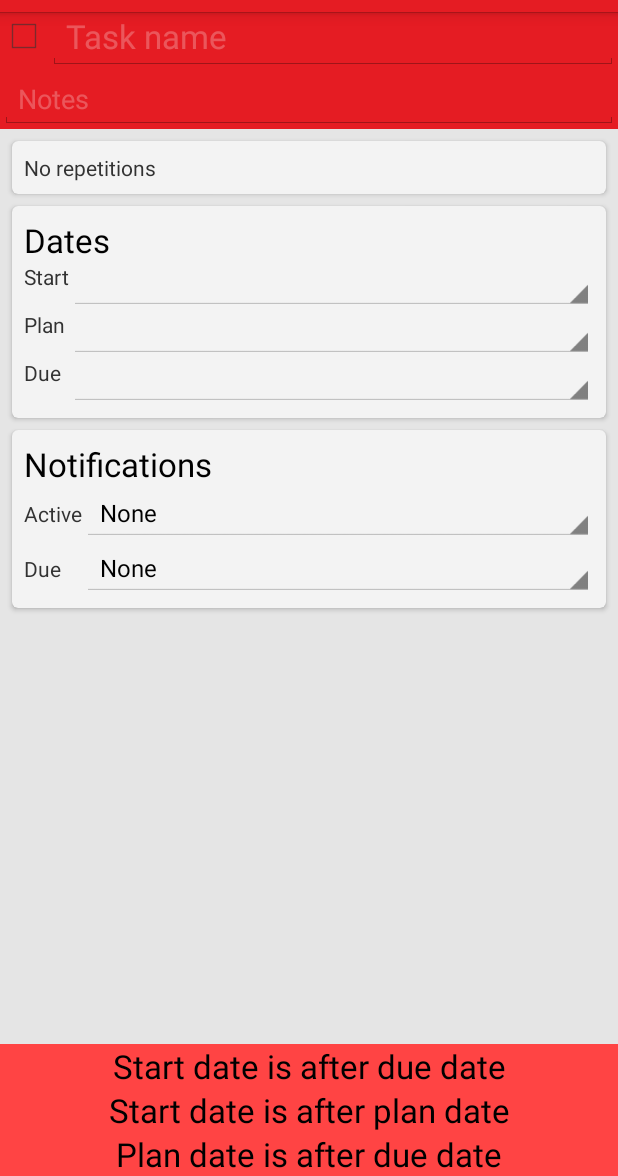
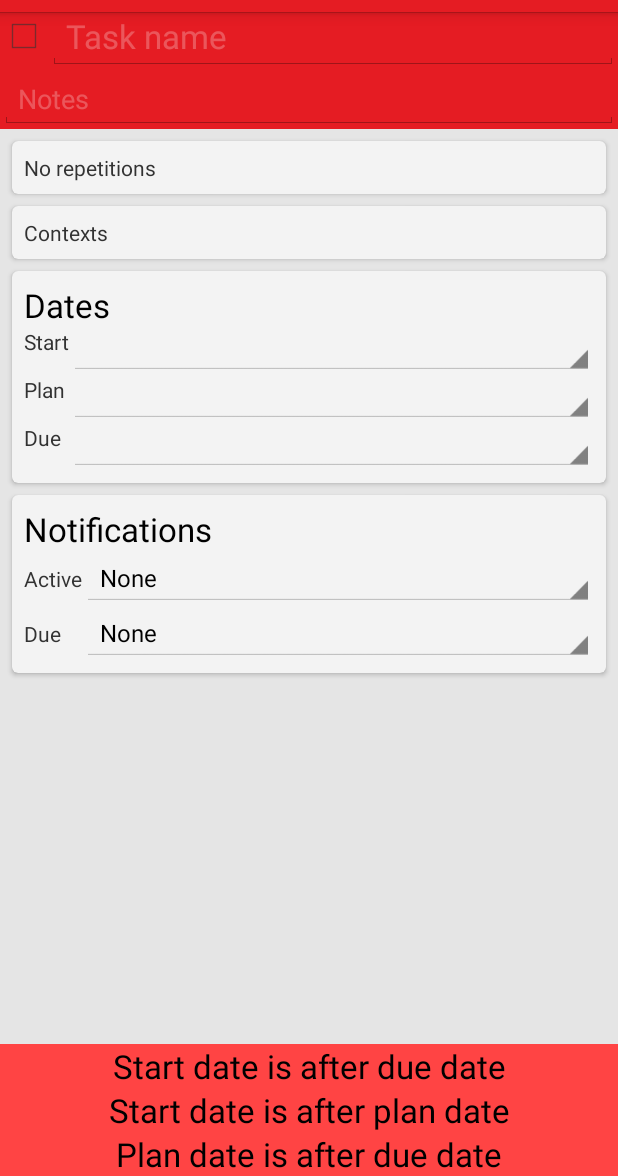
Before and after one commit to adamlopresto/GoDo, an Android app: the layout fragment_task_details.xml on its own in the app's theme, with its tools: preview values and no code run, on a phone screen of 412 x 824 dp, the part 60-1236 px from its top. Run offline under Robolectric (Android 15) with nearby library versions, the phone set to English and light mode, and no system bars.

Commit message:
More UI improvements

```diff
--- a/app/src/main/java/fake/domain/adamlopresto/godo/DateTimePicker.java
+++ b/app/src/main/java/fake/domain/adamlopresto/godo/DateTimePicker.java
@@ -14,6 +14,7 @@ import android.widget.CalendarView;
 import android.widget.DatePicker;
 import android.widget.LinearLayout;
 import android.widget.Spinner;
+import android.widget.TextView;
 import android.widget.TimePicker;
 
 import org.jetbrains.annotations.Nullable;
@@ -54,7 +55,7 @@ public class DateTimePicker extends LinearLayout {
     private Date date;
     private RepetitionRuleColumns column;
     private Spinner dateSpinner;
-    private Button timeButton;
+    private TextView timeButton;
     private OnDateChangeListener listener;
     private ArrayAdapter<DateHolder> adapter;
     private boolean hasTime;
@@ -91,7 +92,7 @@ public class DateTimePicker extends LinearLayout {
         inflater.inflate(R.layout.date_time_spinner, this, true);
 
         dateSpinner = (Spinner) getChildAt(0);
-        timeButton = (Button) getChildAt(1);
+        timeButton = (TextView) getChildAt(1);
 
         assert timeButton != null;
         timeButton.setText("No time");
--- a/app/src/main/res/layout/activity_repetition_rules_list.xml
+++ b/app/src/main/res/layout/activity_repetition_rules_list.xml
@@ -3,5 +3,5 @@
     android:id="@+id/container"
     android:layout_width="match_parent"
     android:layout_height="match_parent"
-    tools:context="fake.domain.adamlopresto.godo.RepetitionRulesListActivity"
+    tools:context="fake.domain.adamlopresto.godo.HistoryActivity"
     tools:ignore="MergeRootFrame" />
--- a/app/src/main/res/layout/date_time_spinner.xml
+++ b/app/src/main/res/layout/date_time_spinner.xml
@@ -7,11 +7,14 @@
         android:layout_height="wrap_content"
         android:layout_gravity="fill_horizontal" />
 
-    <Button
+    <TextView
         android:layout_width="fill_parent"
         android:layout_height="wrap_content"
         android:layout_gravity="fill_horizontal"
+        android:paddingLeft="12dp"
+        android:paddingRight="12dp"
+        android:textAppearance="@android:style/TextAppearance.Holo.Widget.TextView.SpinnerItem"
+        style="@android:style/Widget.Holo.Light.Spinner"
         android:visibility="gone" />
 
-
 </merge>
--- a/app/src/main/res/layout/fragment_task_details.xml
+++ b/app/src/main/res/layout/fragment_task_details.xml
@@ -58,6 +58,7 @@
         <LinearLayout
             android:layout_width="fill_parent"
             android:layout_height="wrap_content"
+            android:animateLayoutChanges="true"
             android:orientation="vertical">
 
             <RelativeLayout
@@ -111,44 +112,20 @@
                 android:layout_width="fill_parent"
                 android:layout_height="wrap_content"
                 android:layout_margin="8dp"
+                android:animateLayoutChanges="true"
                 card_view:cardCornerRadius="4dp"
                 >
 
-                <ViewFlipper
+                <LinearLayout
                     android:id="@+id/repetition_card"
-                    android:layout_width="fill_parent"
-                    android:layout_height="wrap_content"
-                    android:measureAllChildren="false"
-                    >
-
-
-                    <LinearLayout
                         android:layout_width="fill_parent"
                         android:layout_height="wrap_content"
-                        android:layout_margin="8dp"
                         android:orientation="vertical"
+                        android:animateLayoutChanges="true"
                         >
                     <TextView
-                        android:id="@+id/repetition_summary"
-                        android:layout_width="wrap_content"
-                        android:layout_height="wrap_content"
-                        tools:text="No repetitions"
-                        />
-                    <TextView
-                        android:id="@+id/instance_notes_ro"
-                        android:layout_width="wrap_content"
-                        android:layout_height="wrap_content"
+                        android:id="@+id/repetition_header"
                         android:visibility="gone"
-                        />
-                    </LinearLayout>
-
-                <LinearLayout
-                    android:layout_width="fill_parent"
-                    android:layout_height="wrap_content"
-                    android:orientation="vertical"
-                    >
-
-                    <TextView
                         android:text="@string/repetitions_header"
                         style="?android:attr/textAppearanceLarge"
                         android:layout_marginTop="8dp"
@@ -156,18 +133,17 @@
                         android:layout_marginRight="8dp"
                         android:layout_width="wrap_content"
                         android:layout_height="wrap_content"/>
-
                     <TextView
-                        android:id="@+id/repetition_summary2"
-                        android:layout_marginTop="8dp"
-                        android:layout_marginLeft="8dp"
-                        android:layout_marginRight="8dp"
+                        android:layout_margin="8dp"
+                        android:id="@+id/repetition_summary"
                         android:layout_width="wrap_content"
                         android:layout_height="wrap_content"
                         tools:text="No repetitions"
                         />
+
                     <TextView
                         android:id="@+id/repetition_list"
+                        android:visibility="gone"
                         android:layout_marginLeft="8dp"
                         android:layout_marginRight="8dp"
                         android:layout_width="wrap_content"
@@ -176,21 +152,24 @@
                         />
                     <EditText
                         android:id="@+id/instance_notes"
+                        android:visibility="gone"
                         android:layout_width="fill_parent"
                         android:layout_height="wrap_content"
-                        android:layout_marginLeft="8dp"
-                        android:layout_marginRight="8dp"
                         android:layout_marginBottom="8dp"
                         android:layout_gravity="fill_horizontal"
                         android:hint="@string/instance_notes_label"
                         android:inputType="textMultiLine|textCapSentences"/>
 
                     <View
+                        android:id="@+id/repetition_divider"
+                        android:visibility="gone"
                         android:layout_width="fill_parent"
                         android:layout_height="1px"
                         android:background="#CCC"
                         />
                     <TextView
+                        android:id="@+id/view_history_button"
+                        android:visibility="gone"
                         android:layout_margin="8dp"
                         android:layout_width="fill_parent"
                         android:layout_height="wrap_content"
@@ -198,9 +177,36 @@
                         android:textSize="16sp"
                         android:text="@string/view_history_button"
                         />
+                    <TextView
+                        android:id="@+id/instance_notes_ro"
+                        android:layout_marginLeft="8dp"
+                        android:layout_marginRight="8dp"
+                        android:layout_marginBottom="8dp"
+                        android:layout_width="wrap_content"
+                        android:layout_height="wrap_content"
+                        android:visibility="gone"
+                        />
                 </LinearLayout>
-                </ViewFlipper>
             </android.support.v7.widget.CardView>
+
+        <android.support.v7.widget.CardView
+            android:layout_gravity="center"
+            android:layout_width="fill_parent"
+            android:layout_height="wrap_content"
+            android:layout_marginLeft="8dp"
+            android:layout_marginRight="8dp"
+            android:layout_marginBottom="8dp"
+            card_view:cardCornerRadius="4dp"
+            >
+
+            <TextView
+                android:layout_width="fill_parent"
+                android:layout_height="wrap_content"
+                android:layout_margin="8dp"
+                android:id="@+id/contexts"
+                android:text="Contexts"
+                />
+        </android.support.v7.widget.CardView>
 
             <android.support.v7.widget.CardView
                 android:layout_gravity="center"
--- a/app/src/main/res/values/strings.xml
+++ b/app/src/main/res/values/strings.xml
@@ -71,5 +71,6 @@
     <string name="view_history_button">View History</string>
     <string name="dates_header">Dates</string>
     <string name="notifications_header">Notifications</string>
+    <string name="history_activity_label">Task History</string>
 
 </resources>
```
Also changed, not shown: app/src/main/AndroidManifest.xml (+9 -0 lines), app/src/main/java/fake/domain/adamlopresto/godo/HistoryActivity.java (added, +48 -0 lines), app/src/main/java/fake/domain/adamlopresto/godo/TaskActivity.java (+14 -5 lines), app/src/main/java/fake/domain/adamlopresto/godo/TaskDetailsFragment.java (+110 -22 lines).
